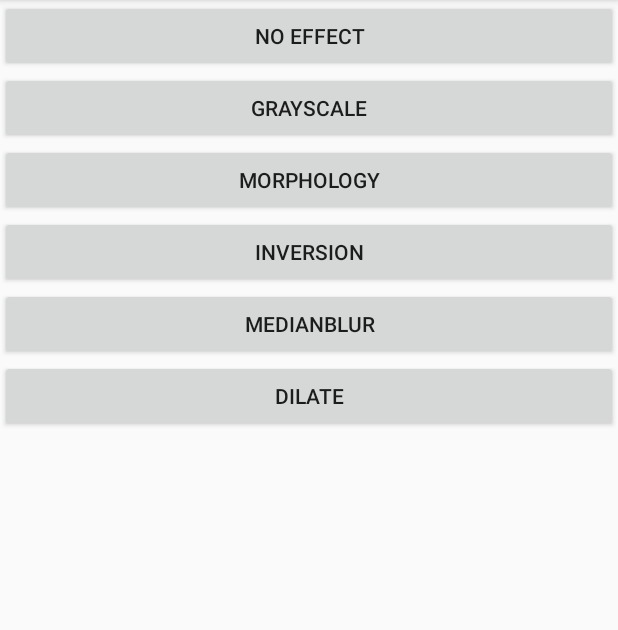
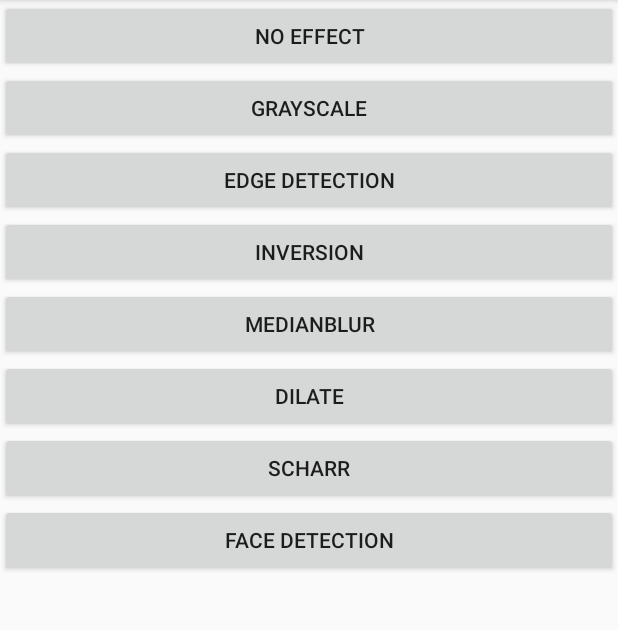
Before and after one commit to xejnayr/Mobile-Computer-Vision, an Android app: the screen it shows after launch (Home_Activity), on a phone screen of 412 x 824 dp, the part 84-714 px from its top. Run offline under Robolectric (Android 15) with nearby library versions, the phone set to English and light mode, and no system bars.

Commit message:
Implemented Edge Detection and changed

```diff
--- a/app/src/main/java/com/example/ocstudent/ryancameratest/Home_Activity.java
+++ b/app/src/main/java/com/example/ocstudent/ryancameratest/Home_Activity.java
@@ -25,6 +25,13 @@ public class Home_Activity extends AppCompatActivity implements View.OnClickList
         button5.setOnClickListener(this);
         Button button6 = findViewById(R.id.button6);
         button6.setOnClickListener(this);
+        Button button7 = findViewById(R.id.button7);
+        button7.setOnClickListener(this);
+        Button button8 = findViewById(R.id.button8);
+        button8.setOnClickListener(this);
+
+        //Need to add each button here
+        //DON'T FORGET
 
     }
 
@@ -50,6 +57,12 @@ public class Home_Activity extends AppCompatActivity implements View.OnClickList
             case R.id.button5:
                 MainActivity.effectNumber = 5;
                 break;
+            case R.id.button7:
+                MainActivity.effectNumber = 6;
+                break;
+            case R.id.button8:
+                MainActivity.effectNumber = 7;
+                break;
         }
         callEffect(MainActivity.effectNumber);
     }
--- a/app/src/main/res/layout/activity_home_.xml
+++ b/app/src/main/res/layout/activity_home_.xml
@@ -23,7 +23,7 @@
         android:id="@+id/button2"
         android:layout_width="match_parent"
         android:layout_height="wrap_content"
-        android:text="Morphology" />
+        android:text="Edge Detection" />
 
     <Button
         android:id="@+id/button3"
@@ -43,4 +43,16 @@
         android:layout_height="wrap_content"
         android:text="Dilate" />
 
+    <Button
+        android:id="@+id/button7"
+        android:layout_width="match_parent"
+        android:layout_height="wrap_content"
+        android:text="Scharr" />
+
+    <Button
+        android:id="@+id/button8"
+        android:layout_width="match_parent"
+        android:layout_height="wrap_content"
+        android:text="Face Detection" />
+
 </LinearLayout>
```
Also changed, not shown: app/src/main/java/com/example/ocstudent/ryancameratest/MainActivity.java (+39 -15 lines), 1 other file.
